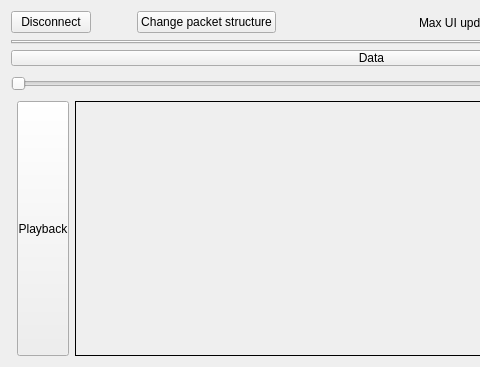
Above: src/LorrisAnalyzer/lorrisanalyzer.ui from Tasssadar/Lorris before the change; both pictures show x 0 to 480 and y 0 to 367 of the 743 by 367 pixel window. Below: the same form after it.
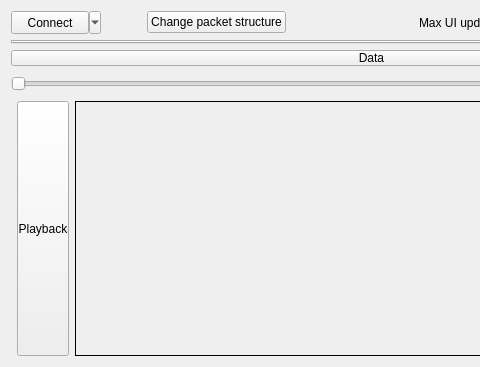
That is the form after the change. Custom widgets are drawn as their Qt base class.

Commit message: Added the new connect behavior for analyzer.

Patch:
```diff
--- a/src/LorrisAnalyzer/lorrisanalyzer.ui
+++ b/src/LorrisAnalyzer/lorrisanalyzer.ui
@@ -32,9 +32,27 @@
    <item>
     <layout class="QHBoxLayout" name="horizontalLayout">
      <item>
-      <widget class="QPushButton" name="connectButton">
+      <widget class="QToolButton" name="connectButton">
+       <property name="sizePolicy">
+        <sizepolicy hsizetype="Minimum" vsizetype="Fixed">
+         <horstretch>0</horstretch>
+         <verstretch>0</verstretch>
+        </sizepolicy>
+       </property>
+       <property name="minimumSize">
+        <size>
+         <width>90</width>
+         <height>23</height>
+        </size>
+       </property>
        <property name="text">
-        <string>Disconnect</string>
+        <string>Connect</string>
+       </property>
+       <property name="popupMode">
+        <enum>QToolButton::MenuButtonPopup</enum>
+       </property>
+       <property name="toolButtonStyle">
+        <enum>Qt::ToolButtonTextOnly</enum>
        </property>
       </widget>
      </item>
```
The commit also changes 7 other files.
